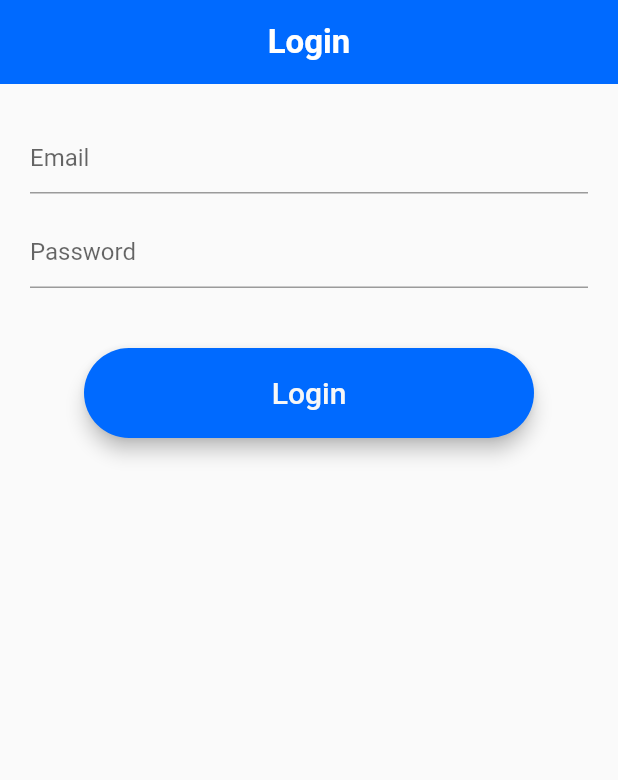
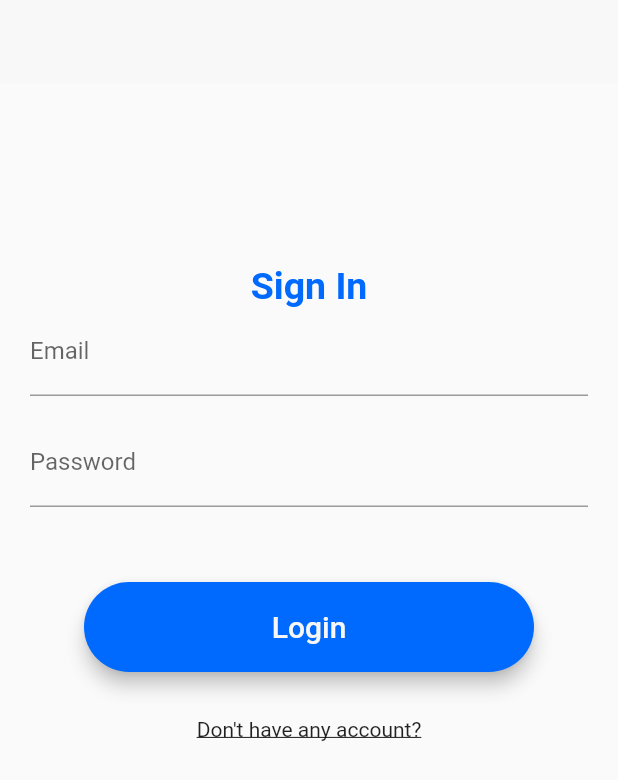
Before and after one commit to arvandha121/flutter-restapi-laravel, a Flutter app: the screen it shows after launch, on a phone screen of 412 x 824 dp. Shown: the top 780 px of the screen. Run offline on Flutter 3.47's test engine with Material 2 defaults, Android fonts, the phone set to English and light mode, and no system bars.

Commit message:
fix tampilan login dan register

```diff
--- a/lib/Screen/login_screen.dart
+++ b/lib/Screen/login_screen.dart
@@ -43,26 +43,35 @@ class _LoginScreenState extends State<LoginScreen> {
   Widget build(BuildContext context) {
     return Scaffold(
       appBar: AppBar(
-        backgroundColor: Color.fromARGB(255, 0, 106, 255),
+        backgroundColor: Color.fromARGB(255, 249, 248, 248),
         centerTitle: true,
         elevation: 0,
-        title: const Text(
-          "Login",
-          style: TextStyle(
-            fontWeight: FontWeight.bold,
-            fontSize: 22,
-          ),
-        ),
+        // title: const Text(
+        //   "Login",
+        //   style: TextStyle(
+        //     fontWeight: FontWeight.bold,
+        //     fontSize: 22,
+        //   ),
+        // ),
       ),
-      body: Padding(
+      body: SingleChildScrollView(
         padding: const EdgeInsets.symmetric(horizontal: 20),
         child: Column(
           children: [
             const SizedBox(
-              height: 25,
+              height: 120,
+            ),
+            Text(
+              "Sign In",
+              style: TextStyle(
+                fontSize: 25,
+                color: Color.fromARGB(255, 0, 106, 255),
+                fontWeight: FontWeight.bold,
+              ),
             ),
             TextField(
               decoration: const InputDecoration(
+                labelText: "Email",
                 hintText: 'Email',
               ),
               onChanged: (value) {
@@ -74,6 +83,7 @@ class _LoginScreenState extends State<LoginScreen> {
             ),
             TextField(
               decoration: const InputDecoration(
+                labelText: "Password",
                 hintText: 'Password',
               ),
               onChanged: (value) {
@@ -82,7 +92,7 @@ class _LoginScreenState extends State<LoginScreen> {
               obscureText: true, //make hide input password key
             ),
             const SizedBox(
-              height: 40,
+              height: 50,
             ),
             Button(
               btnText: 'Login',
@@ -91,23 +101,23 @@ class _LoginScreenState extends State<LoginScreen> {
             const SizedBox(
               height: 30,
             ),
-            // GestureDetector(
-            //   //make a move to login page
-            //   onTap: () {
-            //     Navigator.push(
-            //       context,
-            //       MaterialPageRoute(
-            //         builder: (BuildContext context) => const RegisterScreen(),
-            //       ),
-            //     );
-            //   },
-            //   child: const Text(
-            //     "Don't have any account?",
-            //     style: const TextStyle(
-            //       decoration: TextDecoration.underline,
-            //     ),
-            //   ),
-            // ),
+            GestureDetector(
+              //make a move to login page
+              onTap: () {
+                Navigator.push(
+                  context,
+                  MaterialPageRoute(
+                    builder: (BuildContext context) => const RegisterScreen(),
+                  ),
+                );
+              },
+              child: const Text(
+                "Don't have any account?",
+                style: const TextStyle(
+                  decoration: TextDecoration.underline,
+                ),
+              ),
+            ),
           ],
         ),
       ),
```
Also changed, not shown: lib/Screen/register_screen.dart (+138 -138 lines), lib/Services/auth_services.dart (+21 -19 lines).
